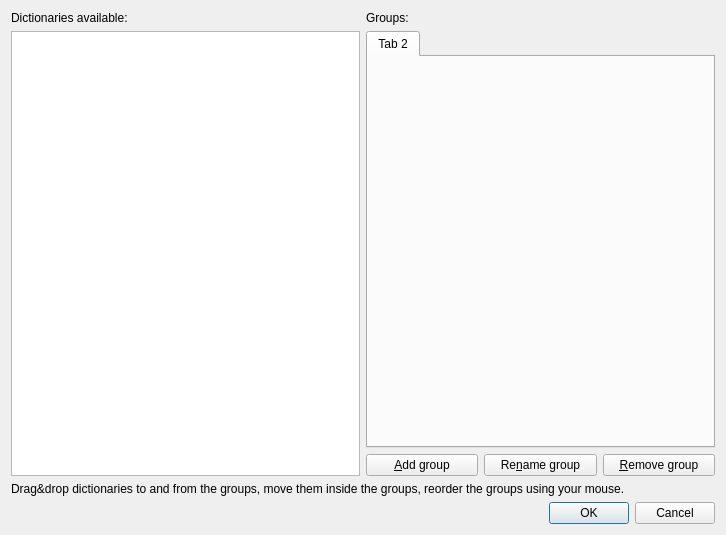
Old version of the form src/groups.ui in the repository goldendict/goldendict.
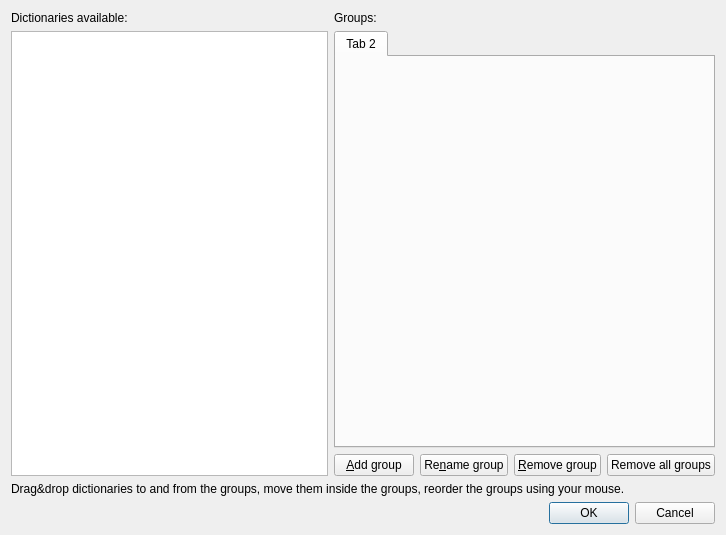
New version of the form. Custom widgets are drawn as their Qt base class.

Commit message: added "remove all groups" button to Groups dialog

```diff
--- a/src/groups.ui
+++ b/src/groups.ui
@@ -79,6 +79,16 @@
            </property>
           </widget>
          </item>
+         <item>
+          <widget class="QPushButton" name="removeAllGroups">
+           <property name="toolTip">
+            <string>Remove all dictionary groups</string>
+           </property>
+           <property name="text">
+            <string>Remove all groups</string>
+           </property>
+          </widget>
+         </item>
         </layout>
        </item>
       </layout>
```
Left out of the diff: 82 changed lines with no effect on the pictures. The commit also changes 4 other files.
